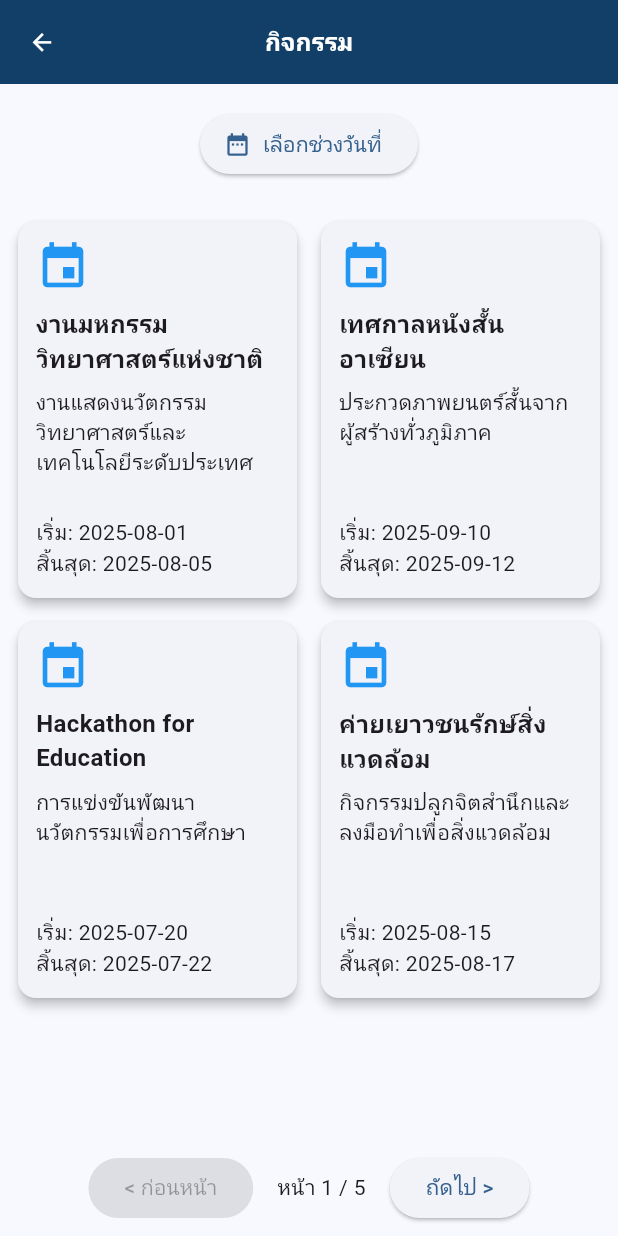
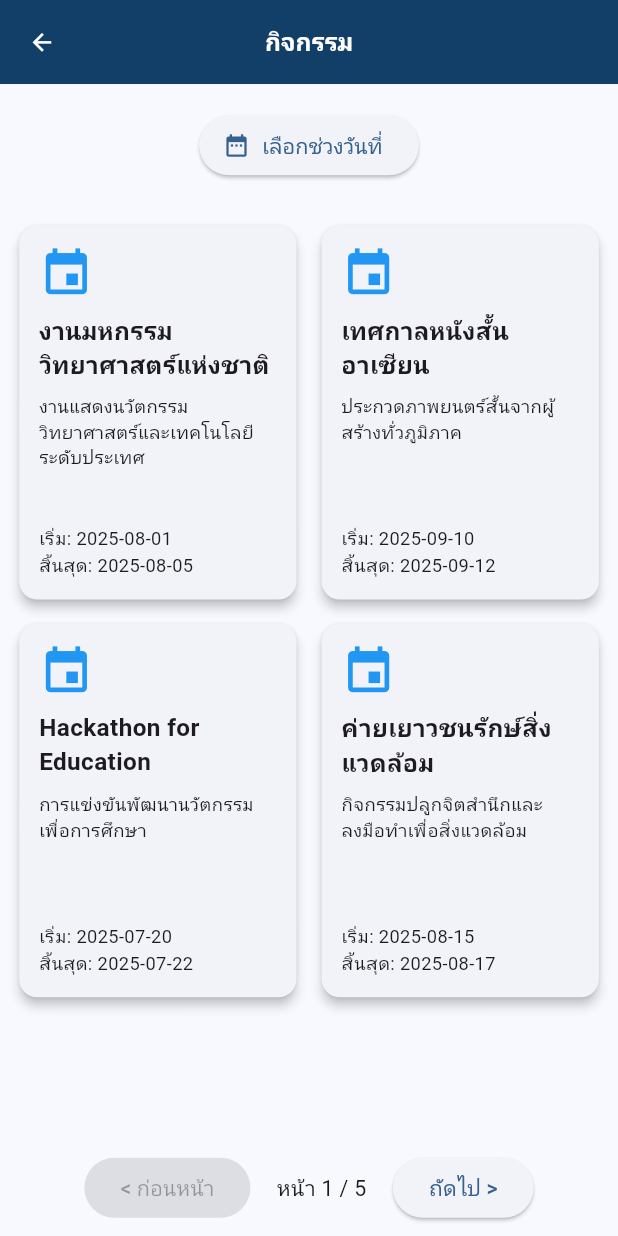
Before and after one commit to krahyor/campus_life_hub01, a Flutter app: the EventsScreen screen opened by its route, on a phone screen of 412 x 824 dp. Run offline on Flutter 3.47's test engine with Material 3 defaults, Android fonts, the phone set to English and light mode, and no system bars; our stand-ins replace cloud_firestore, firebase_auth, firebase_core, flutter_dotenv, flutter_map, flutter_screenutil and 4 more; accounts and stored records are empty; network calls fail; Roboto replaces fonts that are missing (Prompt).

Commit message:
make event screen  use screenutils for responsive screen

```diff
--- a/lib/ui/screens/events_screen/events_screen.dart
+++ b/lib/ui/screens/events_screen/events_screen.dart
@@ -2,6 +2,7 @@ import 'dart:convert';
 import 'package:flutter/material.dart';
 import 'package:flutter/services.dart' show rootBundle;
 import 'package:campusapp/core/routes.dart';
+import 'package:flutter_screenutil/flutter_screenutil.dart';
 
 class EventsScreen extends StatefulWidget {
   const EventsScreen({super.key});
@@ -47,7 +48,7 @@ class _EventsScreenState extends State<EventsScreen> {
     if (picked != null) {
       setState(() {
         selectedDateRange = picked;
-        currentPage = 0; // รีเซ็ตหน้าเมื่อเลือกวันที่ใหม่
+        currentPage = 0;
       });
     }
   }
@@ -87,9 +88,8 @@ class _EventsScreenState extends State<EventsScreen> {
                     );
               }).toList();
         }
+
         final totalPages = (events.length / itemsPerPage).ceil();
-
-        // Slice events for current page
         final startIndex = currentPage * itemsPerPage;
         final endIndex = (startIndex + itemsPerPage).clamp(0, events.length);
         final pageEvents = events.sublist(startIndex, endIndex);
@@ -99,23 +99,17 @@ class _EventsScreenState extends State<EventsScreen> {
             title: const Text('กิจกรรม'),
             leading: IconButton(
               icon: const Icon(Icons.arrow_back),
-              onPressed: () {
-                Navigator.pushNamed(
-                  context,
-                  AppRoutes.home, // ไปหน้า Home
-                );
-              },
+              onPressed: () => Navigator.pushNamed(context, AppRoutes.home),
             ),
           ),
           body: Column(
             children: [
               Padding(
-                padding: const EdgeInsets.all(8),
+                padding: EdgeInsets.all(8.w),
                 child: Column(
                   children: [
-                    // Row 1: ปุ่มเลือกช่วงวันที่ อยู่ตรงกลาง
                     Padding(
-                      padding: const EdgeInsets.symmetric(vertical: 8),
+                      padding: EdgeInsets.symmetric(vertical: 8.h),
                       child: Row(
                         children: [
                           const Spacer(flex: 2),
@@ -125,7 +119,10 @@ class _EventsScreenState extends State<EventsScreen> {
                               child: ElevatedButton.icon(
                                 onPressed: _selectDateRange,
                                 icon: const Icon(Icons.date_range),
-                                label: const Text("เลือกช่วงวันที่"),
+                                label: Text(
+                                  "เลือกช่วงวันที่",
+                                  style: TextStyle(fontSize: 14.sp),
+                                ),
                               ),
                             ),
                           ),
@@ -133,11 +130,9 @@ class _EventsScreenState extends State<EventsScreen> {
                         ],
                       ),
                     ),
-
-                    // Row 2: ข้อความชิดซ้าย ปุ่มล้างชิดขวา
                     if (selectedDateRange != null)
                       Padding(
-                        padding: const EdgeInsets.only(bottom: 8),
+                        padding: EdgeInsets.only(bottom: 8.h),
                         child: Row(
                           children: [
                             Expanded(
@@ -145,6 +140,7 @@ class _EventsScreenState extends State<EventsScreen> {
                               child: Text(
                                 "แสดงกิจกรรมระหว่าง\n${selectedDateRange!.start.toLocal().toString().split(' ')[0]} ถึง ${selectedDateRange!.end.toLocal().toString().split(' ')[0]}",
                                 textAlign: TextAlign.left,
+                                style: TextStyle(fontSize: 12.sp),
                               ),
                             ),
                             const Spacer(flex: 2),
@@ -159,7 +155,10 @@ class _EventsScreenState extends State<EventsScreen> {
                                       currentPage = 0;
                                     });
                                   },
-                                  child: const Text("ล้างช่วงวันที่"),
+                                  child: Text(
+                                    "ล้างช่วงวันที่",
+                                    style: TextStyle(fontSize: 12.sp),
+                                  ),
                                 ),
                               ),
                             ),
@@ -171,52 +170,58 @@ class _EventsScreenState extends State<EventsScreen> {
               ),
               Expanded(
                 child: Padding(
-                  padding: const EdgeInsets.all(8.0),
+                  padding: EdgeInsets.all(8.w),
                   child: GridView.builder(
                     itemCount: pageEvents.length,
-                    gridDelegate:
-                        const SliverGridDelegateWithFixedCrossAxisCount(
-                          crossAxisCount: 2,
-                          mainAxisSpacing: 8,
-                          crossAxisSpacing: 8,
-                          childAspectRatio: 3 / 4,
-                        ),
+                    gridDelegate: SliverGridDelegateWithFixedCrossAxisCount(
+                      crossAxisCount: 2,
+                      mainAxisSpacing: 8.h,
+                      crossAxisSpacing: 8.w,
+                      childAspectRatio: 3 / 4,
+                    ),
                     itemBuilder: (context, index) {
                       final event = pageEvents[index];
                       return Card(
                         elevation: 3,
                         shape: RoundedRectangleBorder(
-                          borderRadius: BorderRadius.circular(12),
+                          borderRadius: BorderRadius.circular(12.r),
                         ),
                         child: Padding(
-                          padding: const EdgeInsets.all(12),
+                          padding: EdgeInsets.all(12.w),
                           child: Column(
                             crossAxisAlignment: CrossAxisAlignment.start,
                             children: [
-                              const Icon(
+                              Icon(
                                 Icons.event,
-                                size: 36,
+                                size: 36.sp,
                                 color: Colors.blue,
                               ),
-                              const SizedBox(height: 8),
+                              SizedBox(height: 8.h),
                               Text(
                                 event["name"] ?? "ไม่มีชื่อกิจกรรม",
-                                style: const TextStyle(
+                                style: TextStyle(
                                   fontWeight: FontWeight.bold,
-                                  fontSize: 16,
+                                  fontSize: 16.sp,
                                 ),
                                 maxLines: 2,
                                 overflow: TextOverflow.ellipsis,
                               ),
-                              const SizedBox(height: 8),
+                              SizedBox(height: 8.h),
                               Text(
                                 event["description"] ?? "ไม่มีรายละเอียด",
+                                style: TextStyle(fontSize: 12.sp),
                                 maxLines: 3,
                                 overflow: TextOverflow.ellipsis,
                               ),
                               const Spacer(),
-                              Text("เริ่ม: ${event["start_date"] ?? "-"}"),
-                              Text("สิ้นสุด: ${event["end_date"] ?? "-"}"),
+                              Text(
+                                "เริ่ม: ${event["start_date"] ?? "-"}",
+                                style: TextStyle(fontSize: 12.sp),
+                              ),
+                              Text(
+                                "สิ้นสุด: ${event["end_date"] ?? "-"}",
+                                style: TextStyle(fontSize: 12.sp),
+                              ),
                             ],
                           ),
                         ),
@@ -226,7 +231,7 @@ class _EventsScreenState extends State<EventsScreen> {
                 ),
               ),
               Padding(
-                padding: const EdgeInsets.symmetric(vertical: 8),
+                padding: EdgeInsets.symmetric(vertical: 8.h),
                 child: Row(
                   mainAxisAlignment: MainAxisAlignment.center,
                   children: [
@@ -235,17 +240,23 @@ class _EventsScreenState extends State<EventsScreen> {
                           currentPage > 0
                               ? () => setState(() => currentPage--)
                               : null,
-                      child: const Text("< ก่อนหน้า"),
+                      child: Text(
+                        "< ก่อนหน้า",
+                        style: TextStyle(fontSize: 14.sp),
+                      ),
                     ),
-                    const SizedBox(width: 16),
-                    Text("หน้า ${currentPage + 1} / $totalPages"),
-                    const SizedBox(width: 16),
+                    SizedBox(width: 16.w),
+                    Text(
+                      "หน้า ${currentPage + 1} / $totalPages",
+                      style: TextStyle(fontSize: 14.sp),
+                    ),
+                    SizedBox(width: 16.w),
                     ElevatedButton(
                       onPressed:
                           currentPage < totalPages - 1
                               ? () => setState(() => currentPage++)
                               : null,
-                      child: const Text("ถัดไป >"),
+                      child: Text("ถัดไป >", style: TextStyle(fontSize: 14.sp)),
                     ),
                   ],
                 ),
```
